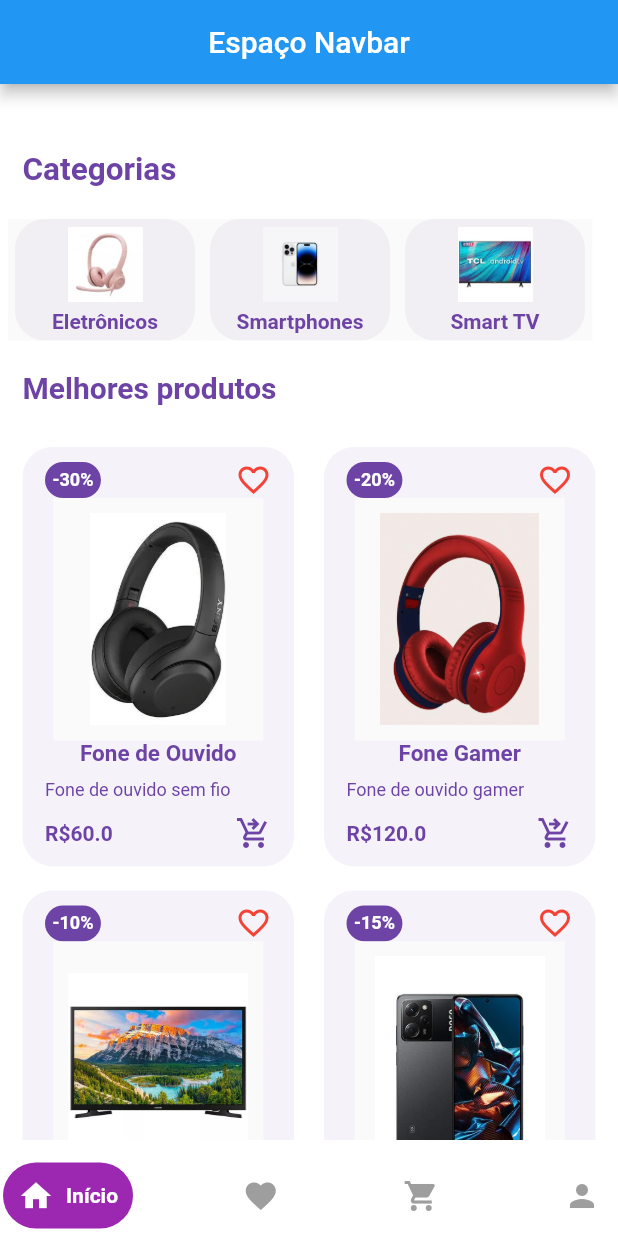
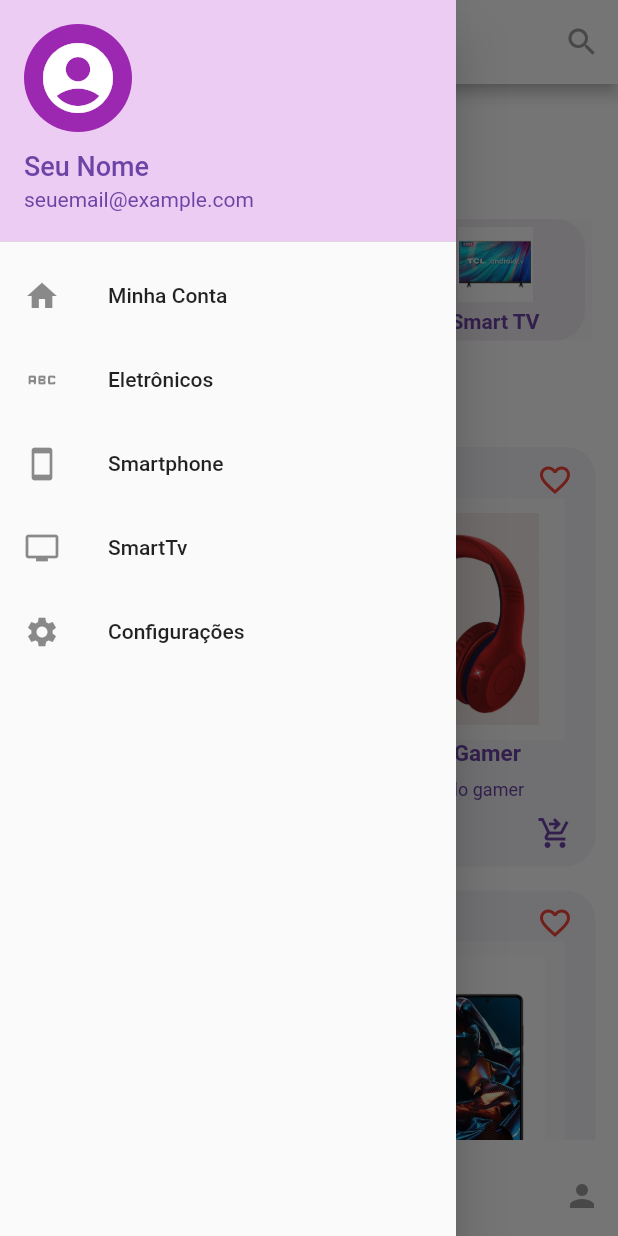
Before and after one commit to anakarolws/techladies-ima-tech-hackadev, a Flutter app: the screen it shows after launch, with the side drawer open (before the commit the screen has no drawer), on a phone screen of 412 x 824 dp. Run offline on Flutter 3.47's test engine with Material 2 defaults, Android fonts, the phone set to English and light mode, and no system bars; drawn by our look-alikes of google_nav_bar.

Commit message:
Modificação da navbar Adição de fontes

```diff
--- a/ecommerce/lib/pages/home_page.dart
+++ b/ecommerce/lib/pages/home_page.dart
@@ -1,5 +1,6 @@
 import 'package:ecommerce/widgets/melhores_produtos.dart';
 import 'package:flutter/material.dart';
+import 'package:ecommerce/widgets/navbar.dart';
 
 import 'package:google_nav_bar/google_nav_bar.dart';
 import '../widgets/categories_widget.dart';
@@ -7,23 +8,28 @@ import '../widgets/categories_widget.dart';
 
 class HomePage extends StatefulWidget {
   const HomePage({Key? key}) : super(key: key);
-
   @override
   _HomePageState createState() => _HomePageState();
 }
-
 class _HomePageState extends State<HomePage> {
   @override
   Widget build(BuildContext context) {
     return Scaffold(
-
-      //DENISE E ANA KAROLINA COLOQUEM O NAVBAR NESSA PARTE
       appBar: AppBar(
-         title: const Text('Espaço Navbar'),
-         centerTitle: true,
+        title: const Text('Tech Ladies', style: TextStyle(color: Colors.purple),),
+        centerTitle: true,
+        backgroundColor: Colors.white,
+        iconTheme: const IconThemeData(color: Colors.grey),
+        actions: <Widget>[
+          IconButton(
+            icon: const Icon(Icons.search),
+            onPressed: () {
+              showSearch(context: context, delegate: SearchBarDelegate());
+            },
+          ),
+        ],
       ),
-      //DENISE E ANA KAROLINA COLOQUEM O NAVBAR NESSA PARTE
-
+      drawer: const NavDrawer(),
       body: Container(
          padding: const EdgeInsets.symmetric(vertical: 10, horizontal: 5),
 
--- a/ecommerce/lib/widgets/navbar.dart
+++ b/ecommerce/lib/widgets/navbar.dart
@@ -0,0 +1,143 @@
+import 'package:flutter/material.dart';
+
+class NavDrawer extends StatelessWidget {
+  const NavDrawer({super.key});
+  @override
+  Widget build(BuildContext context) {
+    return Drawer(
+      child: ListView(
+        padding: EdgeInsets.zero,
+        children: <Widget>[
+          const UserAccountsDrawerHeader(
+            decoration: BoxDecoration(
+              color: Color.fromARGB(255, 236, 204, 242),
+            ),
+            accountName: Text(
+              'Seu Nome',
+              style: TextStyle(
+                color: Color.fromRGBO(109, 68, 166, 1), // Cor do nome
+                fontSize: 18.0, // Tamanho do texto do nome
+              ),
+              ),
+            accountEmail: Text(
+              'seuemail@example.com',
+              style: TextStyle(
+                color: Color.fromRGBO(109, 68, 166, 1), // Cor do email
+              ),
+              ),
+            currentAccountPicture: CircleAvatar(
+              backgroundColor: Colors.purple,
+              child: Icon(
+                Icons.account_circle,
+                size: 56.0,
+                color: Colors.white,
+              ), // Cor de fundo do ícone de usuário
+            ),
+          ),
+          ListTile(
+            leading: const Icon(Icons.home),
+            title: const Text('Minha Conta'),
+            onTap: () {
+              // Adicione a lógica para navegar para a página inicial
+              Navigator.pop(context); // Fecha o drawer
+            },
+          ),
+          ListTile(
+            leading: const Icon(Icons.abc_rounded),
+            title: const Text('Eletrônicos'),
+            onTap: () {
+              // Adicione a lógica para navegar para a página inicial
+              Navigator.pop(context); // Fecha o drawer
+            },
+          ),
+          ListTile(
+            leading: const Icon(Icons.smartphone_rounded),
+            title: const Text('Smartphone'),
+            onTap: () {
+              // Adicione a lógica para navegar para a página inicial
+              Navigator.pop(context); // Fecha o drawer
+            },
+          ),
+          ListTile(
+            leading: const Icon(Icons.tv_outlined),
+            title: const Text('SmartTv'),
+            onTap: () {
+              // Adicione a lógica para navegar para a página inicial
+              Navigator.pop(context); // Fecha o drawer
+            },
+          ),
+          ListTile(
+            leading: const Icon(Icons.settings),
+            title: const Text('Configurações'),
+            onTap: () {
+              // Adicione a lógica para navegar para a página de configurações
+              Navigator.pop(context); // Fecha o drawer
+            },
+          ),
+          // Adicione mais itens de menu conforme necessário
+        ],
+      ),
+    );
+  }
+}
+
+class SearchBarDelegate extends SearchDelegate<String> {
+  @override
+  List<Widget> buildActions(BuildContext context) {
+    return [
+      IconButton(
+        icon: const Icon(Icons.clear),
+        onPressed: () {
+          query = '';
+        },
+      ),
+    ];
+  }
+
+  @override
+  Widget buildLeading(BuildContext context) {
+    return IconButton(
+      icon: const Icon(Icons.arrow_back_ios_new_rounded),
+      onPressed: () {
+        close(context, '');
+      },
+    );
+  }
+
+  @override
+  Widget buildResults(BuildContext context) {
+    return Center(
+      child: Text('Resultados para: $query'),
+    );
+  }
+
+  @override
+  Widget buildSuggestions(BuildContext context) {
+    return ListView(
+      children: <Widget>[
+        ListTile(
+          title: const Text('Eletrônicos'),
+          onTap: () {
+            query = 'Eletrônicos';
+            showResults(context);
+          },
+        ),
+        ListTile(
+          title: const Text('Smartphone'),
+          onTap: () {
+            query = 'Smartphone';
+            showResults(context);
+          },
+        ),
+        ListTile(
+          title: const Text('SmartTv'),
+          onTap: () {
+            query = 'SmartTv';
+            showResults(context);
+          },
+        ),
+        // Adicione mais sugestões de pesquisa conforme necessário
+      ],
+    );
+  }
+}
```
Also changed, not shown: ecommerce/classes/Navbar.dart (deleted, +0 -184 lines), ecommerce/fonts/Agdasima-Bold.ttf (added), ecommerce/fonts/Agdasima-Regular.ttf (added), ecommerce/fonts/BebasNeue-Regular.ttf (added), ecommerce/fonts/Roboto-Black.ttf (added), ecommerce/fonts/Roboto-BlackItalic.ttf (added), ecommerce/fonts/Roboto-Bold.ttf (added), ecommerce/fonts/Roboto-BoldItalic.ttf (added), ecommerce/fonts/Roboto-Italic.ttf (added), ecommerce/fonts/Roboto-Light.ttf (added), ecommerce/fonts/Roboto-LightItalic.ttf (added), ecommerce/fonts/Roboto-Medium.ttf (added), ecommerce/fonts/Roboto-MediumItalic.ttf (added), ecommerce/fonts/Roboto-Regular.ttf (added), 2 more files.
